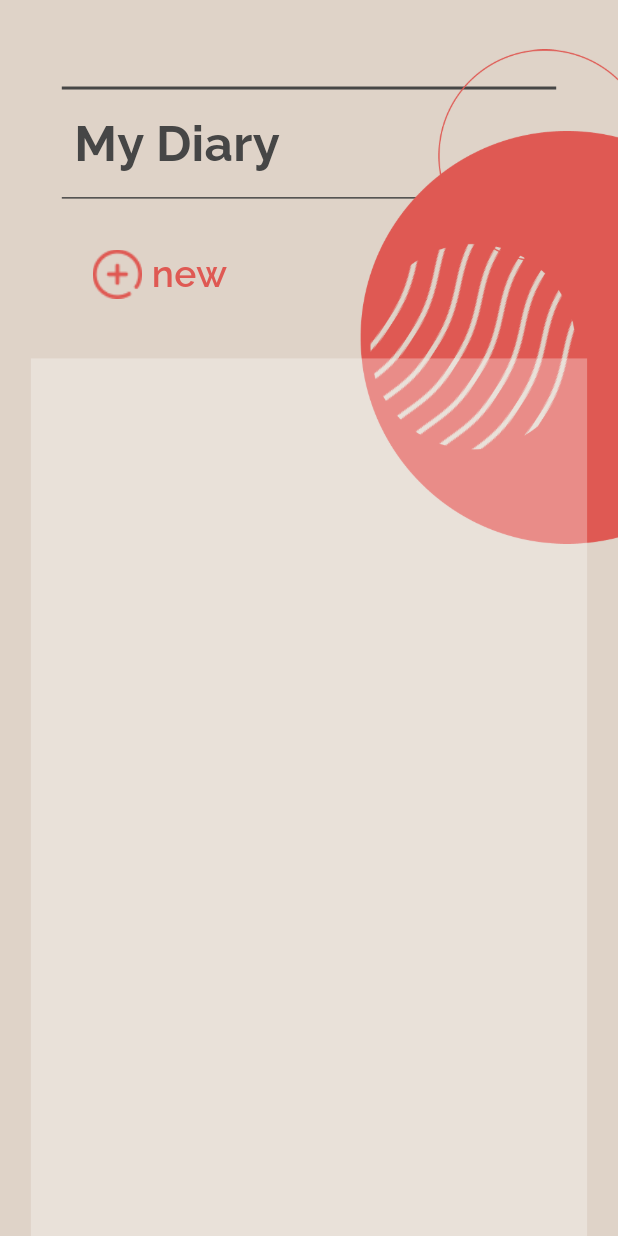
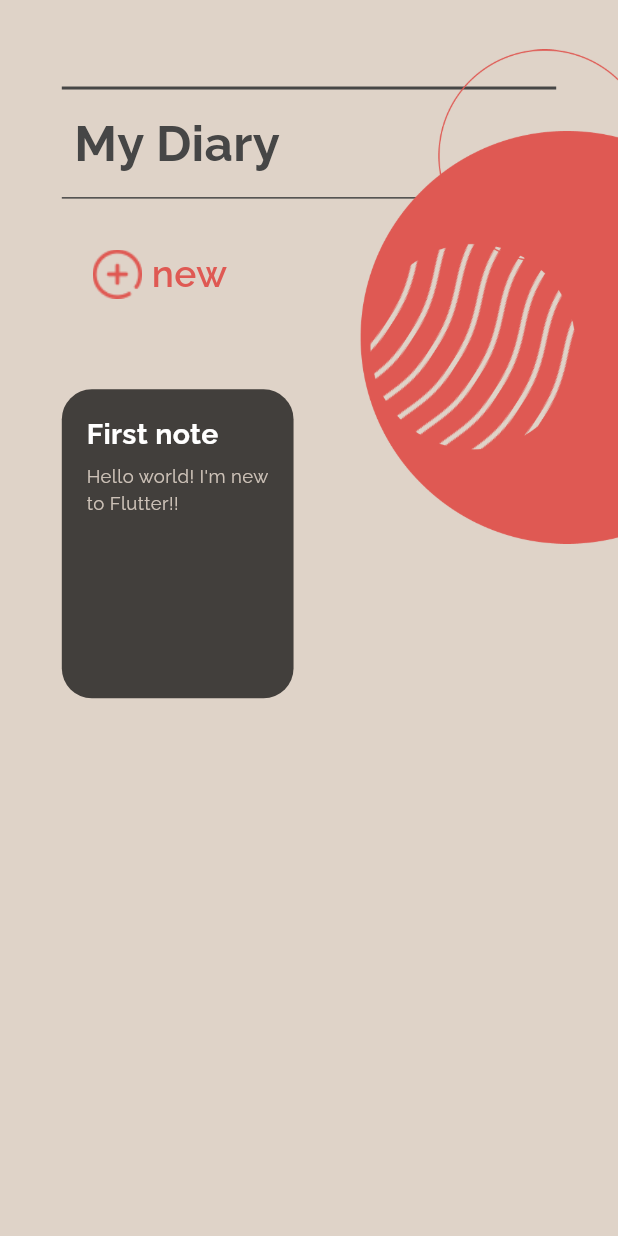
Before and after one commit to eKeiran/my-diary, a Flutter app: the Home screen opened directly, on a phone screen of 412 x 824 dp. Run offline on Flutter 3.47's test engine with Material 3 defaults, Android fonts, the light colour scheme and no system bars; our stand-ins replace google_fonts.

Commit message:
commit 4

```diff
--- a/lib/components/note.dart
+++ b/lib/components/note.dart
@@ -1,7 +1,10 @@
 import "package:flutter/material.dart";
+import "package:google_fonts/google_fonts.dart";
 
 class Note extends StatefulWidget {
-  const Note({super.key});
+  final String title;
+  final String note;
+  const Note({super.key, required this.title, required this.note});
 
   @override
   State<Note> createState() => _NoteState();
@@ -10,8 +13,42 @@ class Note extends StatefulWidget {
 class _NoteState extends State<Note> {
   @override
   Widget build(BuildContext context) {
-    return Container(
+    final swidth = MediaQuery.sizeOf(context).width / 100;
+    final sheight = MediaQuery.sizeOf(context).height / 100;
+    return Padding(
+      padding: EdgeInsets.fromLTRB(5 * swidth, 5 * swidth, 0, 0),
+      child: Container(
+        width: 37.5 * swidth,
+        height: 50 * swidth,
+        decoration: BoxDecoration(
+            color: const Color.fromARGB(179, 0, 0, 0),
+            borderRadius: BorderRadius.circular(20)),
+        child: Padding(
+          padding: EdgeInsets.all(2*sheight),
+          child: Column(
+            crossAxisAlignment: CrossAxisAlignment.start,
+            children: [
+              Text(
+                widget.title,
+                style: GoogleFonts.raleway(
+                  fontSize: 2.3*sheight,
+                  color: Colors.white,
+                  fontWeight: FontWeight.w700
+                ),
+              ),
+              SizedBox(height: .7*sheight),
+              Text(
+                widget.note,
+                style: GoogleFonts.raleway(
 
+                  color: const Color.fromARGB(226, 223, 211, 200),
+                  fontSize: 1.5*sheight
+                ),
+              )
+            ],
+          ),
+        ),
+      ),
     );
   }
 }
--- a/lib/main.dart
+++ b/lib/main.dart
@@ -13,7 +13,7 @@ class MainApp extends StatelessWidget {
   Widget build(BuildContext context) {
     return const MaterialApp(
       debugShowCheckedModeBanner: false,
-      home: WelcomePage()
+      home: Home()
     );
   }
 }
--- a/lib/pages/home.dart
+++ b/lib/pages/home.dart
@@ -1,5 +1,6 @@
 import 'package:flutter/material.dart';
 import 'package:google_fonts/google_fonts.dart';
+import 'package:my_diary/components/note.dart';
 
 class Home extends StatefulWidget {
   const Home({super.key});
@@ -80,15 +81,18 @@ class _HomeState extends State<Home> {
             Positioned(
               bottom: 0,
               left: swidth * 5,
-              child: Container(
+              child: SizedBox(
                 width: swidth * 90,
                 height: sheight * 71,
-                color: const Color.fromARGB(79, 255, 255, 255),
-                child: const Wrap(
-                  runAlignment: WrapAlignment.spaceAround,
-                  children: [
-
-                  ],
+                child: const SingleChildScrollView(
+                  child: Wrap(
+                    children: [
+                      Note(
+                        title: "First note",
+                        note: "Hello world! I'm new to Flutter!!",
+                      ),
+                    ],
+                  ),
                 ),
               ))
           ],
```
